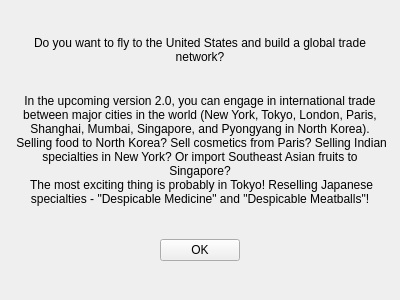
soda92/beijing_fushengji_rewrite, file form/airport.ui: the form before one commit.
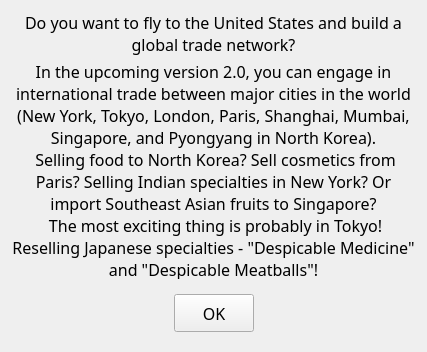
The form after the commit.

The edit to the form file:
```diff
--- a/form/airport.ui
+++ b/form/airport.ui
@@ -6,13 +6,18 @@
    <rect>
     <x>0</x>
     <y>0</y>
-    <width>400</width>
-    <height>300</height>
+    <width>427</width>
+    <height>352</height>
    </rect>
   </property>
   <property name="windowTitle">
    <string>Capital Airport</string>
   </property>
+  <property name="styleSheet">
+   <string notr="true">QLabel, QPushButton, QTextBrowser, QGroupBox, QTextEdit {
+                font: 12pt MiSans;
+            }</string>
+  </property>
   <layout class="QVBoxLayout" name="verticalLayout">
    <item>
     <widget class="QLabel" name="label">
@@ -60,6 +65,12 @@
       </item>
       <item>
        <widget class="QPushButton" name="pushButton">
+        <property name="minimumSize">
+         <size>
+          <width>0</width>
+          <height>38</height>
+         </size>
+        </property>
         <property name="text">
          <string>OK</string>
         </property>
```
